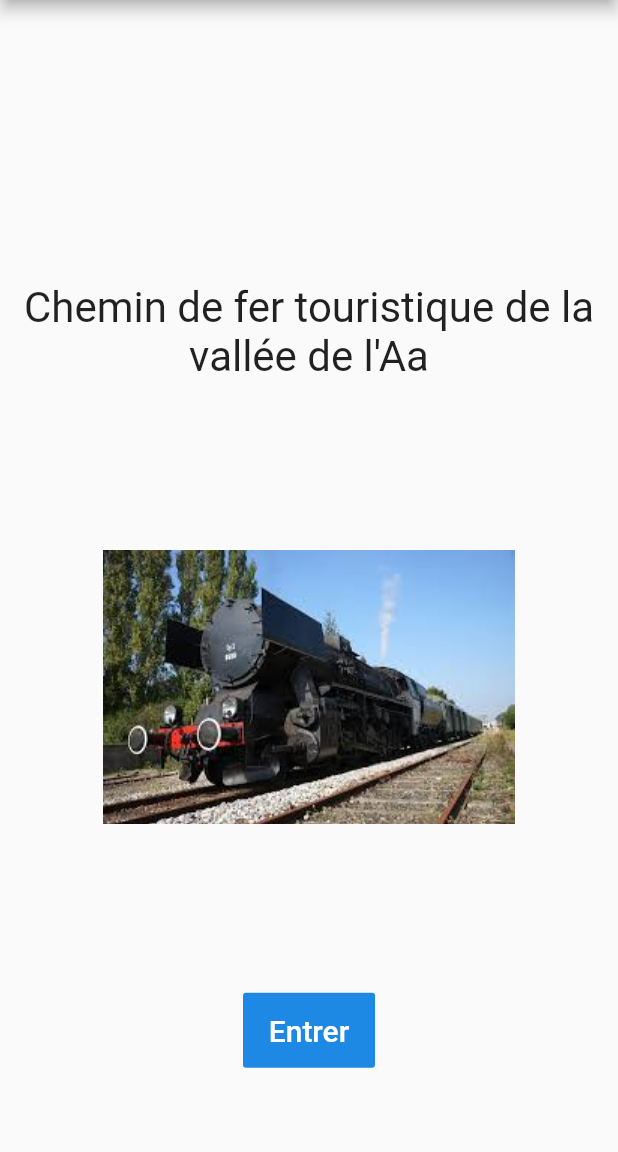
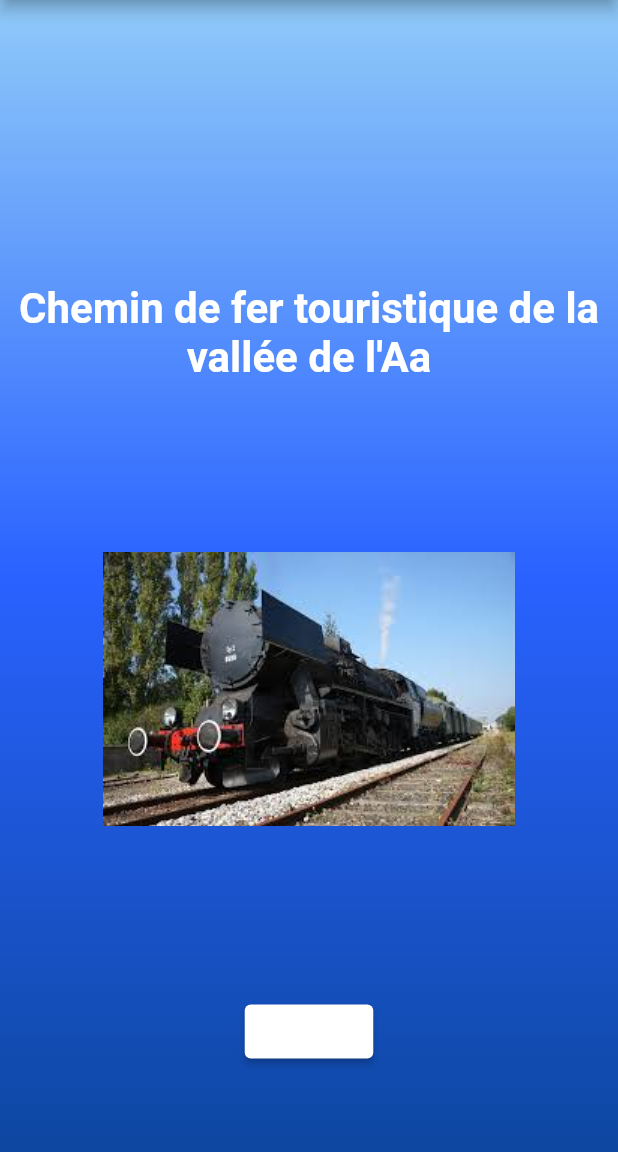
Before and after one commit to ManuDevv/cftva, a Flutter app: the screen it shows after launch, on a phone screen of 412 x 824 dp, the part 84-1236 px from its top. Run offline on Flutter 3.47's test engine with Material 2 defaults, Android fonts, the phone set to English and light mode, and no system bars; our stand-ins replace animate_do, google_fonts.

Commit message:
version du 10/09/21

```diff
--- a/lib/connexion_page.dart
+++ b/lib/connexion_page.dart
@@ -4,6 +4,10 @@ class ConnexionPage extends StatelessWidget {
   @override
   Widget build(BuildContext context) {
     return Scaffold(
+      appBar: AppBar(
+        title: Text('CFTVA'),
+        centerTitle: true,
+      ),
       body: Container(
         decoration: BoxDecoration(
             gradient: LinearGradient(
--- a/lib/main.dart
+++ b/lib/main.dart
@@ -12,8 +12,7 @@ class MyApp extends StatelessWidget {
   @override
   Widget build(BuildContext context) {
     return MaterialApp(
-        debugShowCheckedModeBanner: false,
-         home: CftvaHomePage());
+        debugShowCheckedModeBanner: false, home: CftvaHomePage());
   }
 }
 
@@ -32,7 +31,18 @@ class _CftvaHomePageState extends State<CftvaHomePage> {
         title: Text('CFTVA', style: TextStyle(fontWeight: FontWeight.bold)),
         actions: [IconButton(onPressed: () {}, icon: Icon(Icons.menu_rounded))],
       ),
-      body: Column(
+      body: Container(
+        decoration: BoxDecoration(
+            gradient: LinearGradient(
+                begin: Alignment.topCenter,
+                end: Alignment.bottomCenter,
+              colors: [
+
+          Colors.blue.shade200,
+          Colors.blueAccent.shade700,
+          Colors.blue.shade900
+        ])),
+        child: Column(
           mainAxisAlignment: MainAxisAlignment.spaceAround,
           children: [
             SizedBox(
@@ -42,11 +52,16 @@ class _CftvaHomePageState extends State<CftvaHomePage> {
               "Chemin de fer touristique de la vallée de l'Aa",
               style: TextStyle(
                   fontSize: 28,
-            ),
+                  color: Colors.white,
+                  fontWeight: FontWeight.w600),
               textAlign: TextAlign.center,
             ),
-          Image.asset('images/vapeur.jpg'),
-          FlatButton(
+            Container(
+                decoration:
+                    BoxDecoration(borderRadius: BorderRadius.circular(60)),
+
+                child: Image.asset('images/vapeur.jpg')),
+            ElevatedButton(
               onPressed: () {
                 Navigator.push(
                   context,
@@ -57,8 +72,13 @@ class _CftvaHomePageState extends State<CftvaHomePage> {
                   ),
                 );
               },
-            color: Colors.blue.shade600,
-            height: 50,
+              style: ElevatedButton.styleFrom(
+              primary: Colors.white
+
+
+
+              ),
+
               child: Text(
                 'Entrer',
                 style: TextStyle(
@@ -69,6 +89,7 @@ class _CftvaHomePageState extends State<CftvaHomePage> {
             )
           ],
         ),
+      ),
     );
   }
 }
```
Lines whose indentation alone changed are shown as unchanged.
